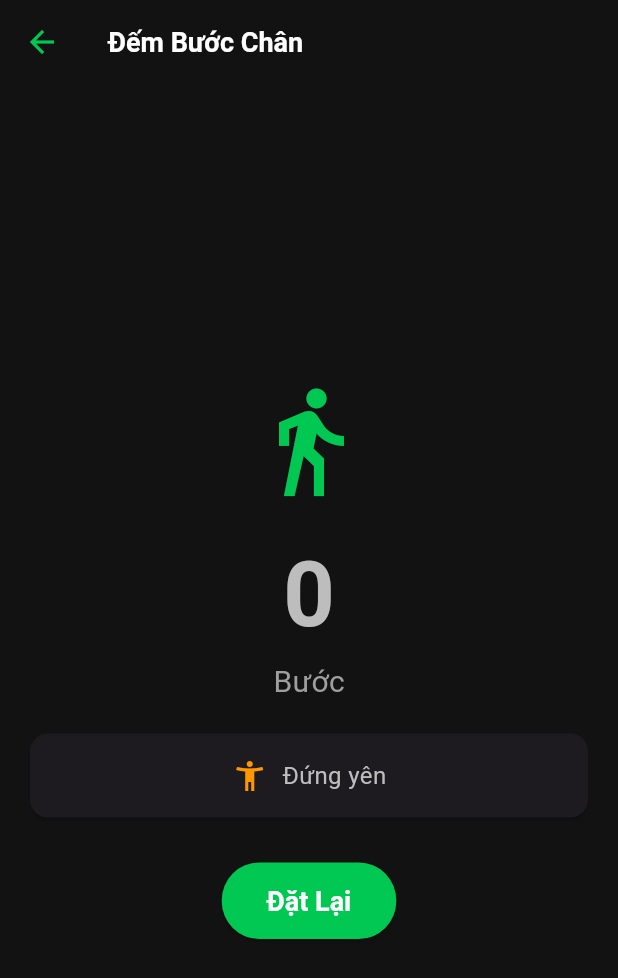
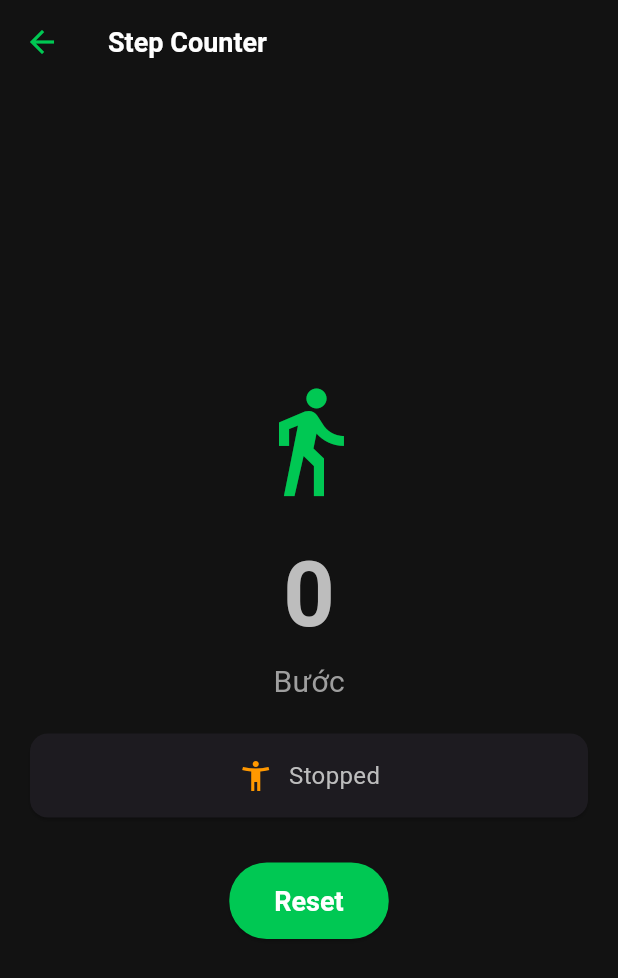
Before and after one commit to tuann04/mobile-final, a Flutter app: the StepCounterScreen screen opened directly, on a phone screen of 412 x 824 dp. Shown: the top 978 px of the screen. Run offline on Flutter 3.47's test engine with Material 3 defaults, Android fonts, the phone set to English and light mode, and no system bars; our stand-ins replace pedometer, shared_preferences; accounts and stored records are empty.

Commit message:
Step counter - save steps after change screen and close app

```diff
--- a/lib/main.dart
+++ b/lib/main.dart
@@ -111,7 +111,7 @@ class HomePageState extends State<HomePage> {
           ),
           BottomNavigationBarItem(
             icon: Icon(Icons.directions_walk),
-            label: 'Pedometer',
+            label: 'Step Counter',
           ),
           BottomNavigationBarItem(
             icon: Icon(Icons.alarm),
--- a/lib/screens/step_counter_screen.dart
+++ b/lib/screens/step_counter_screen.dart
@@ -5,13 +5,13 @@ import 'dart:async';
 
 class StepCounterScreen extends StatefulWidget {
   @override
-  _StepCounterScreenState createState() => _StepCounterScreenState();
+  StepCounterScreenState createState() => StepCounterScreenState();
 }
 
-class _StepCounterScreenState extends State<StepCounterScreen> {
+class StepCounterScreenState extends State<StepCounterScreen> {
   late Stream<StepCount> _stepCountStream;
   late Stream<PedestrianStatus> _pedestrianStatusStream;
-  String _status = 'Đứng yên';
+  String _status = 'Stopped';
   int _steps = 0;
   int _initialSteps = 0;
   bool _isInitialized = false;
@@ -20,22 +20,69 @@ class _StepCounterScreenState extends State<StepCounterScreen> {
   void initState() {
     super.initState();
     initPlatformState();
-    loadSavedSteps();
+    loadSavedSteps().then((_) {
+      initPlatformState();
+    });
   }
 
-  void loadSavedSteps() async {
+  // void loadSavedSteps() async {
+  //   final prefs = await SharedPreferences.getInstance();
+  //   setState(() {
+  //     _initialSteps = prefs.getInt('initialSteps') ?? 0;
+  //     _steps = prefs.getInt('steps') ?? 0;
+  //   });
+  // }
+
+  Future<void> loadSavedSteps() async {
     final prefs = await SharedPreferences.getInstance();
+    // Thêm key để track ngày
+    final String today = DateTime.now().toIso8601String().split('T')[0];
+    final String savedDate = prefs.getString('step_date') ?? '';
+
+    if (today != savedDate) {
+      // Ngày mới - reset số bước
+      setState(() {
+        _steps = 0;
+        _initialSteps = 0;
+        _isInitialized = false;
+      });
+      await prefs.setString('step_date', today);
+    } else {
+      // Cùng ngày - load số bước đã lưu
       setState(() {
         _initialSteps = prefs.getInt('initialSteps') ?? 0;
         _steps = prefs.getInt('steps') ?? 0;
+        _isInitialized = prefs.getBool('isInitialized') ?? false;
       });
     }
+  }
 
-  void saveSteps() async {
+  // void saveSteps() async {
+  //   final prefs = await SharedPreferences.getInstance();
+  //   await prefs.setInt('steps', _steps);
+  //   await prefs.setInt('initialSteps', _initialSteps);
+  // }
+
+  Future<void> saveSteps() async {
     final prefs = await SharedPreferences.getInstance();
+    final String today = DateTime.now().toIso8601String().split('T')[0];
+
+    await prefs.setString('step_date', today);
     await prefs.setInt('steps', _steps);
     await prefs.setInt('initialSteps', _initialSteps);
+    await prefs.setBool('isInitialized', _isInitialized);
   }
+
+  // void onStepCount(StepCount event) {
+  //   setState(() {
+  //     if (!_isInitialized) {
+  //       _initialSteps = event.steps;
+  //       _isInitialized = true;
+  //     }
+  //     _steps = event.steps - _initialSteps;
+  //   });
+  //   saveSteps();
+  // }
 
   void onStepCount(StepCount event) {
     setState(() {
@@ -45,23 +92,42 @@ class _StepCounterScreenState extends State<StepCounterScreen> {
       }
       _steps = event.steps - _initialSteps;
     });
+    // Lưu ngay sau khi cập nhật
     saveSteps();
+  }
+
+  // void resetSteps() {
+  //   setState(() {
+  //     _steps = 0;
+  //     _isInitialized = false;
+  //   });
+  //   saveSteps();
+  // }
+
+  void resetSteps() async {
+    final prefs = await SharedPreferences.getInstance();
+    setState(() {
+      _steps = 0;
+      _initialSteps = 0;
+      _isInitialized = false;
+    });
+    await saveSteps();
   }
 
   void onPedestrianStatusChanged(PedestrianStatus event) {
     setState(() {
-      _status = event.status == 'walking' ? 'Đang đi bộ' : 'Đứng yên';
+      _status = event.status == 'walking' ? 'Walking' : 'Stopped';
     });
   }
 
   void onPedestrianStatusError(error) {
     setState(() {
-      _status = 'Không thể phát hiện trạng thái';
+      _status = 'Unable to detect the status.';
     });
   }
 
   void onStepCountError(error) {
-    print('Lỗi đếm bước: $error');
+    print('Step counter error: $error');
   }
 
   void initPlatformState() {
@@ -74,19 +140,11 @@ class _StepCounterScreenState extends State<StepCounterScreen> {
         .onError(onPedestrianStatusError);
   }
 
-  void resetSteps() {
-    setState(() {
-      _steps = 0;
-      _isInitialized = false;
-    });
-    saveSteps();
-  }
-
   @override
   Widget build(BuildContext context) {
     return Scaffold(
       appBar: AppBar(
-        title: Text('Đếm Bước Chân'),
+        title: Text('Step Counter'),
       ),
       body: Center(
         child: Column(
@@ -121,12 +179,11 @@ class _StepCounterScreenState extends State<StepCounterScreen> {
                   mainAxisAlignment: MainAxisAlignment.center,
                   children: [
                     Icon(
-                      _status == 'Đang đi bộ'
+                      _status == 'Walking'
                           ? Icons.directions_walk
                           : Icons.accessibility_new,
-                      color: _status == 'Đang đi bộ'
-                          ? Colors.green
-                          : Colors.orange,
+                      color:
+                          _status == 'Walking' ? Colors.green : Colors.orange,
                     ),
                     SizedBox(width: 10),
                     Text(
@@ -140,7 +197,7 @@ class _StepCounterScreenState extends State<StepCounterScreen> {
             SizedBox(height: 30),
             ElevatedButton(
               onPressed: resetSteps,
-              child: Text('Đặt Lại'),
+              child: Text('Reset'),
               style: ElevatedButton.styleFrom(
                 padding: EdgeInsets.symmetric(horizontal: 30, vertical: 15),
               ),
--- a/pubspec.yaml
+++ b/pubspec.yaml
@@ -21,3 +21,5 @@ dev_dependencies:
 
 flutter:
   uses-material-design: true
+  assets:
+    - assets/
```
Also changed, not shown: assets/map_placeholder.png (added), 3 other files. Lines whose indentation alone changed are shown as unchanged.
